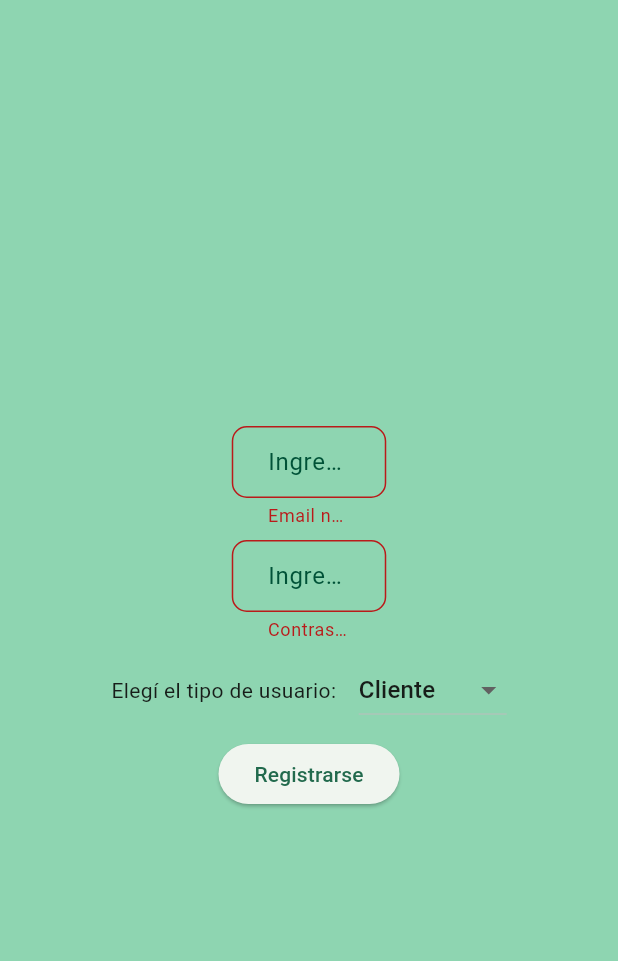
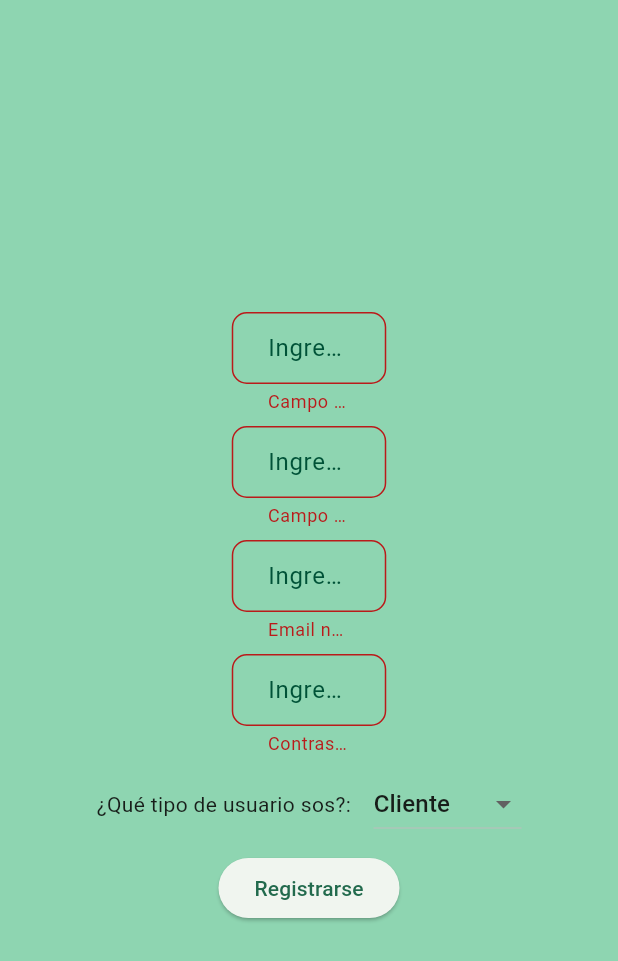
Before and after one commit to Cyber-Marketing/TP-TDL, a Flutter app: the RegistrationScreen screen opened by its route, after a tap on "Registrarse", on a phone screen of 412 x 824 dp. Shown: the top 961 px of the screen. Run offline on Flutter 3.47's test engine with Material 3 defaults, Android fonts, the phone set to English and light mode, and no system bars; drawn by our look-alikes of loader_overlay; our stand-ins replace cloud_firestore, firebase_auth, firebase_core; accounts and stored records are empty; generated files the repository leaves out were written again.

Commit message:
feat: agregados campos name y last name al registrar usuario

```diff
--- a/lib/app_state.dart
+++ b/lib/app_state.dart
@@ -1,7 +1,6 @@
 import 'package:cloud_firestore/cloud_firestore.dart';
-import 'package:firebase_auth/firebase_auth.dart' hide EmailAuthProvider;
+import 'package:firebase_auth/firebase_auth.dart';
 import 'package:flutter/material.dart';
-import 'package:web_app/data/service_repository.dart';
 import 'package:web_app/domain/app_user.dart';
 
 class AppState extends ChangeNotifier {
@@ -9,7 +8,6 @@ class AppState extends ChangeNotifier {
     init();
   }
 
-  ServiceRepository serviceRepository = ServiceRepository();
   AppUser? _currentUser;
   AppUser? get currentUser => _currentUser;
   bool _isSignedIn = false;
@@ -21,7 +19,7 @@ class AppState extends ChangeNotifier {
           .collection('users')
           .where('uid', isEqualTo: user?.uid)
           .get()
-          .then((userDocument) => AppUser.fromMap(userDocument.docs.first));
+          .then((snapshot) => AppUser.fromMap(snapshot.docs.first));
       _isSignedIn = user != null;
       notifyListeners();
     });
--- a/lib/data/service_repository.dart
+++ b/lib/data/service_repository.dart
@@ -1,11 +1,11 @@
 import 'package:cloud_firestore/cloud_firestore.dart';
 import 'package:web_app/domain/service.dart';
 
-class ServiceRepository {
+class ServicesRepository {
   CollectionReference collection =
       FirebaseFirestore.instance.collection('availableServices');
 
-  ServiceRepository();
+  ServicesRepository();
 
   save(Service service) async {
     var serviceMap = service.toMap();
--- /dev/null
+++ b/lib/data/users_repository.dart
@@ -0,0 +1,17 @@
+import 'package:cloud_firestore/cloud_firestore.dart';
+import 'package:web_app/domain/app_user.dart';
+
+class UsersRepository {
+  CollectionReference collection =
+      FirebaseFirestore.instance.collection('users');
+
+  UsersRepository();
+
+  save(AppUser user) async {
+    collection
+        .add(user.toMap())
+        .then((value) => print("User profile saved successfully!"))
+        .catchError((error) => print("Failed to save user: $error"));
+    return;
+  }
+}
--- a/lib/domain/app_user.dart
+++ b/lib/domain/app_user.dart
@@ -1,9 +1,18 @@
 class AppUser {
   String uid;
+  String name;
+  String lastName;
   String email;
+  String password;
   String role;
 
-  AppUser({required this.uid, required this.email, required this.role});
+  AppUser(
+      {this.uid = '',
+      this.name = 'John',
+      this.lastName = 'Doe',
+      this.email = 'john@doe.com',
+      this.password = '123',
+      this.role = 'Cliente'});
 
   factory AppUser.fromMap(userMap) {
     return AppUser(
@@ -14,4 +23,14 @@ class AppUser {
   }
 
   bool isCustomer() => role == 'Cliente';
+
+  Map<String, String> toMap() {
+    return {
+      "uid": uid,
+      "name": name,
+      "lastName": lastName,
+      "email": email,
+      "role": role,
+    };
+  }
 }
--- a/lib/widgets/custom_auth/registration_screen.dart
+++ b/lib/widgets/custom_auth/registration_screen.dart
@@ -3,8 +3,11 @@ import 'package:flutter/material.dart';
 import 'package:firebase_auth/firebase_auth.dart';
 import 'package:loader_overlay/loader_overlay.dart';
 import 'package:web_app/data/appointment_database.dart';
+import 'package:web_app/data/users_repository.dart';
+import 'package:web_app/domain/app_user.dart';
 import 'package:web_app/widgets/form_fields/custom_email_field.dart';
 import 'package:web_app/widgets/form_fields/custom_password_field.dart';
+import 'package:web_app/widgets/form_fields/custom_text_field.dart';
 
 class RegistrationScreen extends StatefulWidget {
   @override
@@ -13,10 +16,8 @@ class RegistrationScreen extends StatefulWidget {
 
 class _RegistrationScreenState extends State<RegistrationScreen> {
   final formKey = GlobalKey<FormState>();
-  late String email;
-  late String password;
+  AppUser appUser = AppUser(role: 'Cliente');
   List<String> options = ['Cliente', 'Proveedor'];
-  String selectedUserRole = 'Cliente';
 
   @override
   Widget build(BuildContext context) {
@@ -32,14 +33,28 @@ class _RegistrationScreenState extends State<RegistrationScreen> {
               mainAxisAlignment: MainAxisAlignment.center,
               crossAxisAlignment: CrossAxisAlignment.center,
               children: [
+                CustomTextField(
+                  hintText: 'Ingresá tu nombre',
+                  onChanged: (value) => appUser.name = value,
+                ),
+                SizedBox(
+                  height: 8.0,
+                ),
+                CustomTextField(
+                  hintText: 'Ingresá tu apellido',
+                  onChanged: (value) => appUser.lastName = value,
+                ),
+                SizedBox(
+                  height: 8.0,
+                ),
                 CustomEmailField(
-                  onChanged: (value) => email = value,
+                  onChanged: (value) => appUser.email = value,
                 ),
                 SizedBox(
                   height: 8.0,
                 ),
                 CustomPasswordField(
-                  onChanged: (value) => password = value,
+                  onChanged: (value) => appUser.password = value,
                 ),
                 SizedBox(
                   height: 8.0,
@@ -47,10 +62,10 @@ class _RegistrationScreenState extends State<RegistrationScreen> {
                 Row(
                   mainAxisAlignment: MainAxisAlignment.center,
                   children: [
-                    Text('Elegí el tipo de usuario:'),
+                    Text('¿Qué tipo de usuario sos?:'),
                     SizedBox(width: 15),
                     DropdownButton(
-                      value: selectedUserRole,
+                      value: appUser.role,
                       items: options.map((String dropDownStringItem) {
                         return DropdownMenuItem(
                           value: dropDownStringItem,
@@ -61,7 +76,7 @@ class _RegistrationScreenState extends State<RegistrationScreen> {
                       }).toList(),
                       onChanged: (newSelectedRole) {
                         setState(() {
-                          selectedUserRole = newSelectedRole!;
+                          appUser.role = newSelectedRole!;
                         });
                       },
                     )
@@ -78,11 +93,13 @@ class _RegistrationScreenState extends State<RegistrationScreen> {
                     try {
                       await FirebaseAuth.instance
                           .createUserWithEmailAndPassword(
-                        email: email,
-                        password: password,
+                        email: appUser.email,
+                        password: appUser.password,
                       )
                           .then((value) {
-                        saveUserRole(value.user, selectedUserRole);
+                        appUser.uid = value.user!.uid;
+                        UsersRepository().save(appUser);
+                        // Mover coleccion de appointments de un user adentro del documento user
                         addCustomerAppointment(value.user!.uid);
                       });
                     } on FirebaseAuthException catch (e) {
@@ -118,14 +135,10 @@ class _RegistrationScreenState extends State<RegistrationScreen> {
   }
 }
 
-saveUserRole(User? user, String role) async {
+saveUserProfile(AppUser appUser) async {
   CollectionReference users = FirebaseFirestore.instance.collection('users');
   users
-      .add({
-        'uid': user?.uid,
-        'email': user?.email,
-        'role': role,
-      })
+      .add(appUser.toMap())
       .then((value) => print("User added successfully!"))
       .catchError((error) => print("Failed to add user: $error"));
   return;
--- a/lib/widgets/form_fields/custom_text_field.dart
+++ b/lib/widgets/form_fields/custom_text_field.dart
@@ -2,9 +2,10 @@ import 'package:flutter/material.dart';
 import 'package:web_app/widgets/form_fields/custom_input_decoration.dart';
 
 class CustomTextField extends StatelessWidget {
-  CustomTextField({super.key, required this.onChanged});
+  CustomTextField({super.key, required this.onChanged, required this.hintText});
 
   final void Function(String)? onChanged;
+  final String hintText;
 
   @override
   Widget build(BuildContext context) {
@@ -23,7 +24,7 @@ class CustomTextField extends StatelessWidget {
           keyboardType: TextInputType.name,
           textAlign: TextAlign.left,
           decoration: CustomInputDecoration(
-            hintText: '...',
+            hintText: hintText,
             context: context,
           )),
     );
--- a/lib/widgets/pages/main_page.dart
+++ b/lib/widgets/pages/main_page.dart
@@ -9,7 +9,7 @@ class MainPage extends StatefulWidget {
 }
 
 class _MainPageState extends State<MainPage> {
-  final Stream _servicesStream = ServiceRepository().getServicesStream();
+  final Stream _servicesStream = ServicesRepository().getServicesStream();
 
   @override
   Widget build(BuildContext context) {
```
Also changed, not shown: lib/widgets/pages/new_service_page.dart (+10 -4 lines).
